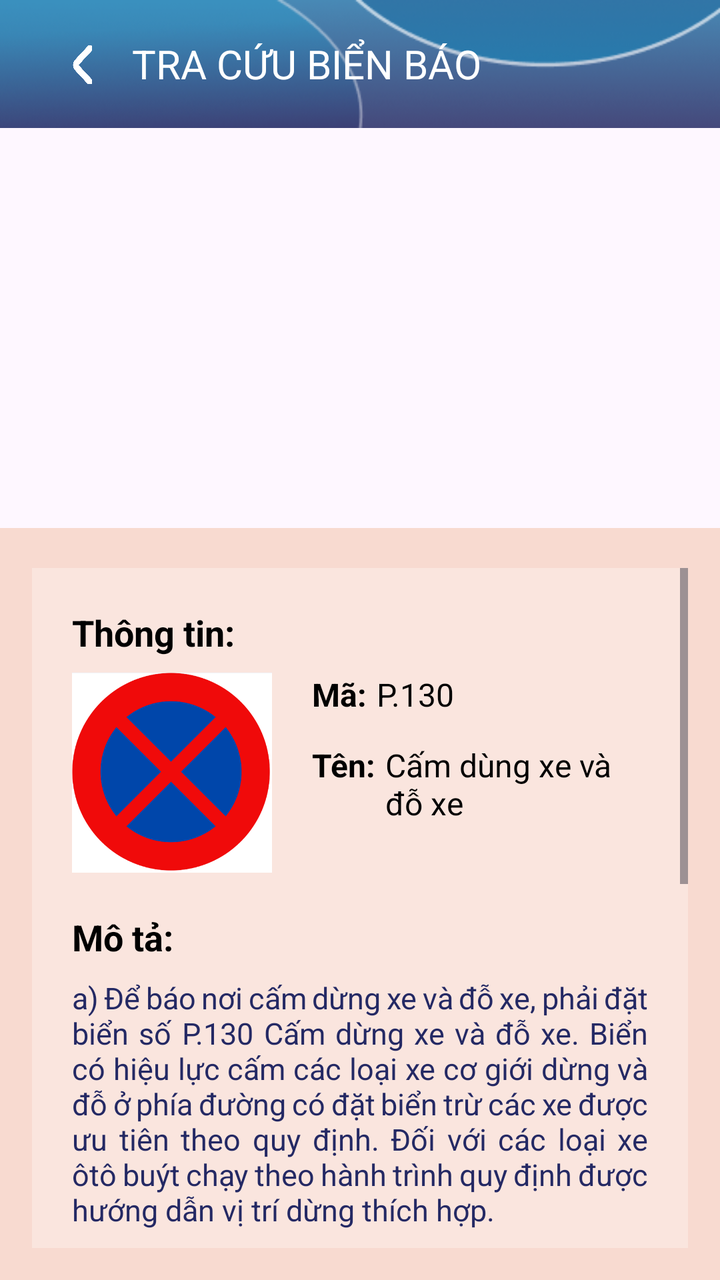
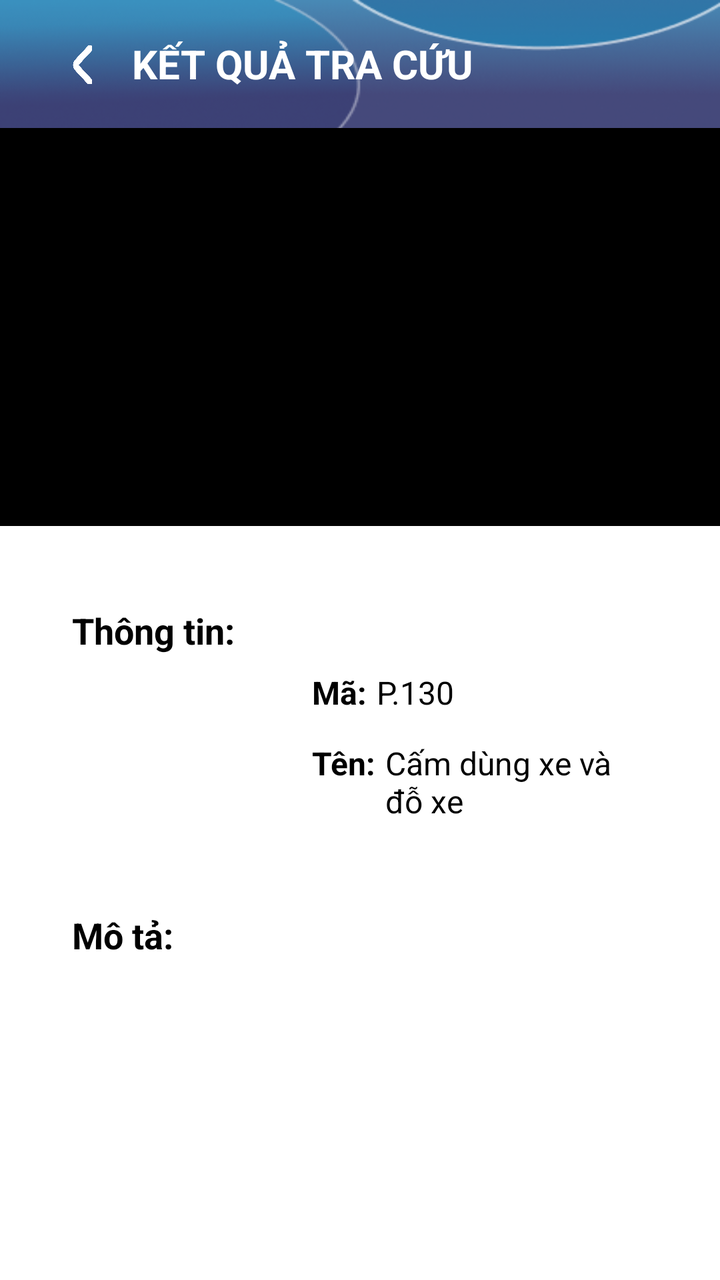

Compare the two renders of this Android layout. The source of the first and the diff that turns it into the second are given below.
<!-- AndroidManifest.xml: application theme Theme.MyApplication -->
<!-- res/layout/activity_scan_result.xml -->
<?xml version="1.0" encoding="utf-8"?>
<androidx.constraintlayout.widget.ConstraintLayout xmlns:android="http://schemas.android.com/apk/res/android"
    xmlns:app="http://schemas.android.com/apk/res-auto"
    xmlns:tools="http://schemas.android.com/tools"
    android:id="@+id/main"
    android:layout_width="match_parent"
    android:layout_height="match_parent"
    tools:context=".view.ScanResultActivity">

    <com.google.android.material.appbar.MaterialToolbar
        android:id="@+id/toolbar"
        android:layout_width="match_parent"
        android:layout_height="?attr/actionBarSize"
        android:background="@drawable/top_bar"
        app:layout_constraintTop_toTopOf="parent"
        app:layout_constraintStart_toStartOf="parent"
        app:layout_constraintEnd_toEndOf="parent"
        tools:ignore="MissingConstraints">

        <LinearLayout
            android:id="@+id/turnBack"
            android:layout_width="50dp"
            android:layout_height="match_parent"
            android:gravity="center">
            <ImageView
                android:layout_width="10dp"
                android:layout_height="20dp"
                android:background="@drawable/arrow_left">
            </ImageView>
        </LinearLayout>

        <TextView
            android:layout_width="wrap_content"
            android:layout_height="wrap_content"
            android:text="TRA CỨU BIỂN BÁO"
            android:textColor="@color/white"
            android:textSize="20dp"/>
    </com.google.android.material.appbar.MaterialToolbar>

    <ImageView
        android:id="@+id/resultImageView"
        android:layout_width="match_parent"
        android:layout_height="200dp"
        app:layout_constraintTop_toBottomOf="@+id/toolbar"
        android:scaleType="fitCenter"/>

    <LinearLayout
        android:layout_width="0dp"
        android:layout_height="0dp"
        app:layout_constraintTop_toBottomOf="@+id/resultImageView"
        app:layout_constraintBottom_toBottomOf="parent"
        app:layout_constraintStart_toStartOf="parent"
        app:layout_constraintEnd_toEndOf="parent"
        android:background="@color/pale_orange"
        android:paddingStart="16dp"
        android:paddingEnd="16dp"
        android:paddingBottom="16dp"
        android:orientation="vertical">

        <ScrollView
            android:layout_width="match_parent"
            android:layout_height="wrap_content"
            android:layout_marginTop="20dp">

            <LinearLayout
                android:layout_width="match_parent"
                android:layout_height="wrap_content"
                android:background="@color/white_50"
                android:padding="20dp"
                android:orientation="vertical">

                <TextView
                    android:layout_width="wrap_content"
                    android:layout_height="wrap_content"
                    android:text="Thông tin:"
                    android:textStyle="bold"
                    android:textSize="18dp"
                    android:textColor="@android:color/black"
                    android:layout_marginBottom="8dp"/>

                <LinearLayout
                    android:layout_width="match_parent"
                    android:layout_height="wrap_content"
                    android:layout_marginBottom="20dp">

                    <ImageView
                        android:layout_width="100dp"
                        android:layout_height="100dp"
                        android:background="@drawable/p"
                        android:layout_marginRight="20dp"/>

                    <LinearLayout
                        android:layout_width="match_parent"
                        android:layout_height="match_parent"
                        android:orientation="vertical">

                        <LinearLayout
                            android:id="@+id/top_infor"
                            android:layout_width="wrap_content"
                            android:layout_height="wrap_content"
                            android:layout_weight="1">

                            <TextView
                                android:layout_width="wrap_content"
                                android:layout_height="wrap_content"
                                android:text="Mã:"
                                android:textSize="16sp"
                                android:layout_marginRight="5dp"
                                android:textStyle="bold"
                                android:textColor="@android:color/black"
                                android:layout_marginBottom="4dp"/>

                            <TextView
                                android:id="@+id/signCodeTextView"
                                android:layout_width="wrap_content"
                                android:layout_height="wrap_content"
                                android:text="P.130"
                                android:textSize="16sp"
                                android:textColor="@android:color/black"
                                android:layout_marginBottom="4dp"/>
                        </LinearLayout>


                        <LinearLayout
                            app:layout_constraintTop_toBottomOf="@+id/top_infor"
                            android:layout_width="wrap_content"
                            android:layout_height="wrap_content"
                            android:layout_weight="2">

                            <TextView
                                android:layout_width="wrap_content"
                                android:layout_height="wrap_content"
                                android:text="Tên:"
                                android:textSize="16sp"
                                android:layout_marginRight="5dp"
                                android:textStyle="bold"
                                android:textColor="@android:color/black"
                                android:layout_marginBottom="4dp"/>

                            <TextView
                                android:id="@+id/signNameTextView"
                                android:layout_width="wrap_content"
                                android:layout_height="wrap_content"
                                android:text="Cấm dùng xe và đỗ xe"
                                android:textSize="16sp"
                                android:textColor="@android:color/black"
                                android:layout_marginBottom="4dp"/>
                        </LinearLayout>
                    </LinearLayout>
                </LinearLayout>

                <TextView
                    android:layout_width="wrap_content"
                    android:layout_height="wrap_content"
                    android:text="Mô tả:"
                    android:textStyle="bold"
                    android:textSize="18sp"
                    android:textColor="@android:color/black"
                    android:layout_marginBottom="8dp"/>

                <TextView
                    android:id="@+id/signDescriptionTextView"
                    android:layout_width="match_parent" android:layout_height="wrap_content"
                    android:text="a) Để báo nơi cấm dừng xe và đỗ xe, phải đặt biển số P.130 Cấm dừng xe và đỗ xe.
Biển có hiệu lực cấm các loại xe cơ giới dừng và đỗ ở phía đường có đặt biển trừ các xe được ưu tiên theo quy định. Đối với các loại xe ôtô buýt chạy theo hành trình quy định được hướng dẫn vị trí dừng thích hợp.
\n\nb) Hiệu lực cấm của biển bắt đầu từ vị trí đặt biển đến nơi đường giao nhau hoặc đến vị trí quy định đỗ xe, dừng xe (hoặc đến vị trí đặt biển số P.135 (Hết tất cả các lệnh cấm) nếu đồng thời có nhiều biển cấm khác hết tác dụng). Nếu cần thể hiện đặc biệt thì vị trí bắt đầu cấm phải dùng biển số S.503d và vị trí kết thúc, dùng biển số S.503f (Hướng tác dụng của biển) đặt bên dưới biển chính.\n\nc) Trong trường hợp chỉ cấm dừng, đỗ xe vào giờ nhất định thì dùng biển số S.508 (a, b).\n\nd) Trong phạm vi có hiệu lực của biển, nếu có chỗ mở dải phân cách cho phép xe quay đầu thì cần đặt thêm biển số P.130 nhắc lại."
                    android:textColor="@color/blue"
                    android:textSize="15dp"
                    android:justificationMode="inter_word"/>

                <TextView
                    android:id="@+id/viewFineDetailsTextView"
                    android:layout_width="wrap_content"
                    android:layout_height="wrap_content"
                    android:text="Xem chi tiết mức phạt"
                    android:textColor="@color/blue"
                    android:textSize="16sp"
                    android:textStyle="bold"
                    android:layout_gravity="center_horizontal"
                    android:layout_marginTop="8dp"
                    android:padding="8dp"
                    android:clickable="true"
                    android:focusable="true"/>

            </LinearLayout>
        </ScrollView>
    </LinearLayout>
</androidx.constraintlayout.widget.ConstraintLayout>
<!-- resources referenced by this layout -->
<resources>
  <color name="blue">#242964</color>
  <color name="pale_orange">#F8DAD0</color>
  <color name="white">#FFFFFFFF</color>
  <color name="white_50">#4CFFFFFF</color>
  <!-- drawable arrow_left: png bitmap (drawable-xhdpi, 4607 bytes) -->
  <!-- drawable p: png bitmap (drawable-xhdpi, 54409 bytes) -->
  <!-- drawable top_bar: png bitmap (drawable-xhdpi, 23564 bytes) -->
  <style name="Theme.MyApplication" parent="Base.Theme.MyApplication" />
  <style name="Base.Theme.MyApplication" parent="Theme.Material3.DayNight.NoActionBar">
          
          
      </style>
</resources>

<!-- the commit's change to res/layout/activity_scan_result.xml (unified diff, before → after) -->
@@ -5,13 +5,25 @@
     android:id="@+id/main"
     android:layout_width="match_parent"
     android:layout_height="match_parent"
+    android:background="@drawable/backgroud_main"
     tools:context=".view.ScanResultActivity">
+
+    <ImageView
+        android:id="@+id/resultImageView"
+        android:layout_width="409dp"
+        android:layout_height="199dp"
+        android:scaleType="fitCenter"
+        android:background="@color/black"
+        app:layout_constraintTop_toBottomOf="@+id/toolbar"
+        tools:layout_editor_absoluteX="0dp"
+        tools:ignore="MissingConstraints" />
+
+
 
     <com.google.android.material.appbar.MaterialToolbar
         android:id="@+id/toolbar"
         android:layout_width="match_parent"
         android:layout_height="?attr/actionBarSize"
-        android:background="@drawable/top_bar"
         app:layout_constraintTop_toTopOf="parent"
         app:layout_constraintStart_toStartOf="parent"
         app:layout_constraintEnd_toEndOf="parent"
@@ -32,17 +44,11 @@
         <TextView
             android:layout_width="wrap_content"
             android:layout_height="wrap_content"
-            android:text="TRA CỨU BIỂN BÁO"
+            android:text="KẾT QUẢ TRA CỨU"
+            android:textStyle="bold"
             android:textColor="@color/white"
             android:textSize="20dp"/>
     </com.google.android.material.appbar.MaterialToolbar>
-
-    <ImageView
-        android:id="@+id/resultImageView"
-        android:layout_width="match_parent"
-        android:layout_height="200dp"
-        app:layout_constraintTop_toBottomOf="@+id/toolbar"
-        android:scaleType="fitCenter"/>
 
     <LinearLayout
         android:layout_width="0dp"
@@ -51,7 +57,7 @@
         app:layout_constraintBottom_toBottomOf="parent"
         app:layout_constraintStart_toStartOf="parent"
         app:layout_constraintEnd_toEndOf="parent"
-        android:background="@color/pale_orange"
+        android:background="@color/white"
         android:paddingStart="16dp"
         android:paddingEnd="16dp"
         android:paddingBottom="16dp"
@@ -84,9 +90,9 @@
                     android:layout_marginBottom="20dp">
 
                     <ImageView
+                        android:id="@+id/imageContent"
                         android:layout_width="100dp"
                         android:layout_height="100dp"
-                        android:background="@drawable/p"
                         android:layout_marginRight="20dp"/>
 
                     <LinearLayout
@@ -160,13 +166,11 @@
 
                 <TextView
                     android:id="@+id/signDescriptionTextView"
-                    android:layout_width="match_parent" android:layout_height="wrap_content"
-                    android:text="a) Để báo nơi cấm dừng xe và đỗ xe, phải đặt biển số P.130 Cấm dừng xe và đỗ xe.
-Biển có hiệu lực cấm các loại xe cơ giới dừng và đỗ ở phía đường có đặt biển trừ các xe được ưu tiên theo quy định. Đối với các loại xe ôtô buýt chạy theo hành trình quy định được hướng dẫn vị trí dừng thích hợp.
-\n\nb) Hiệu lực cấm của biển bắt đầu từ vị trí đặt biển đến nơi đường giao nhau hoặc đến vị trí quy định đỗ xe, dừng xe (hoặc đến vị trí đặt biển số P.135 (Hết tất cả các lệnh cấm) nếu đồng thời có nhiều biển cấm khác hết tác dụng). Nếu cần thể hiện đặc biệt thì vị trí bắt đầu cấm phải dùng biển số S.503d và vị trí kết thúc, dùng biển số S.503f (Hướng tác dụng của biển) đặt bên dưới biển chính.\n\nc) Trong trường hợp chỉ cấm dừng, đỗ xe vào giờ nhất định thì dùng biển số S.508 (a, b).\n\nd) Trong phạm vi có hiệu lực của biển, nếu có chỗ mở dải phân cách cho phép xe quay đầu thì cần đặt thêm biển số P.130 nhắc lại."
+                    android:layout_width="match_parent"
+                    android:layout_height="wrap_content"
+                    android:justificationMode="inter_word"
                     android:textColor="@color/blue"
-                    android:textSize="15dp"
-                    android:justificationMode="inter_word"/>
+                    android:textSize="15dp" />
 
                 <TextView
                     android:id="@+id/viewFineDetailsTextView"
@@ -180,9 +184,55 @@ Biển có hiệu lực cấm các loại xe cơ giới dừng và đỗ ở ph
                     android:layout_marginTop="8dp"
                     android:padding="8dp"
                     android:clickable="true"
-                    android:focusable="true"/>
+                    android:focusable="true"
+                    android:visibility="gone"/>
 
             </LinearLayout>
         </ScrollView>
     </LinearLayout>
+
+    <LinearLayout
+        android:id="@+id/nav_bar"
+        android:layout_width="wrap_content"
+        android:layout_height="wrap_content"
+        android:gravity="center"
+        app:layout_constraintEnd_toEndOf="parent"
+        app:layout_constraintHorizontal_bias="0.922"
+        app:layout_constraintStart_toStartOf="parent"
+        app:layout_constraintTop_toTopOf="parent"
+        app:layout_constraintVertical_bias="0.312"
+        android:layout_marginTop="290dp"
+        android:visibility="gone">
+
+        <LinearLayout
+            android:id="@+id/backSign"
+            android:layout_width="50dp"
+            android:layout_height="50dp"
+            android:background="@drawable/circle_background_blue"
+            android:layout_marginRight="10dp"
+            android:gravity="center"
+            android:visibility="gone">
+
+            <ImageView
+                android:layout_width="10dp"
+                android:layout_height="20dp"
+                android:background="@drawable/arrow_left_black"/>
+        </LinearLayout>
+
+        <LinearLayout
+            android:id="@+id/nextSign"
+            android:layout_width="50dp"
+            android:layout_height="50dp"
+            android:background="@drawable/circle_background_blue"
+            android:layout_margin="10dp"
+            android:gravity="center"
+            android:visibility="gone">
+
+            <ImageView
+                android:layout_width="10dp"
+                android:layout_height="20dp"
+                android:background="@drawable/arrow_right_black"/>
+        </LinearLayout>
+    </LinearLayout>
+
 </androidx.constraintlayout.widget.ConstraintLayout>
<!-- resource entries referenced after the edit -->
@@ -1,12 +1,18 @@
 <!-- resources referenced by this layout -->
 <resources>
+  <color name="black">#FF000000</color>
   <color name="blue">#242964</color>
-  <color name="pale_orange">#F8DAD0</color>
   <color name="white">#FFFFFFFF</color>
   <color name="white_50">#4CFFFFFF</color>
   <!-- drawable arrow_left: png bitmap (drawable-xhdpi, 4607 bytes) -->
-  <!-- drawable p: png bitmap (drawable-xhdpi, 54409 bytes) -->
-  <!-- drawable top_bar: png bitmap (drawable-xhdpi, 23564 bytes) -->
+  <!-- drawable arrow_left_black: png bitmap (drawable-xhdpi, 5097 bytes) -->
+  <!-- drawable arrow_right_black: png bitmap (drawable-xhdpi, 5395 bytes) -->
+  <!-- drawable backgroud_main: png bitmap (drawable-xhdpi, 31686 bytes) -->
+  <!-- drawable circle_background_blue (drawable) -->
+  <shape xmlns:android="http://schemas.android.com/apk/res/android"
+      android:shape="oval">
+      <solid android:color="#8000B4FF" />
+  </shape>
   <style name="Theme.MyApplication" parent="Base.Theme.MyApplication" />
   <style name="Base.Theme.MyApplication" parent="Theme.Material3.DayNight.NoActionBar">
           
